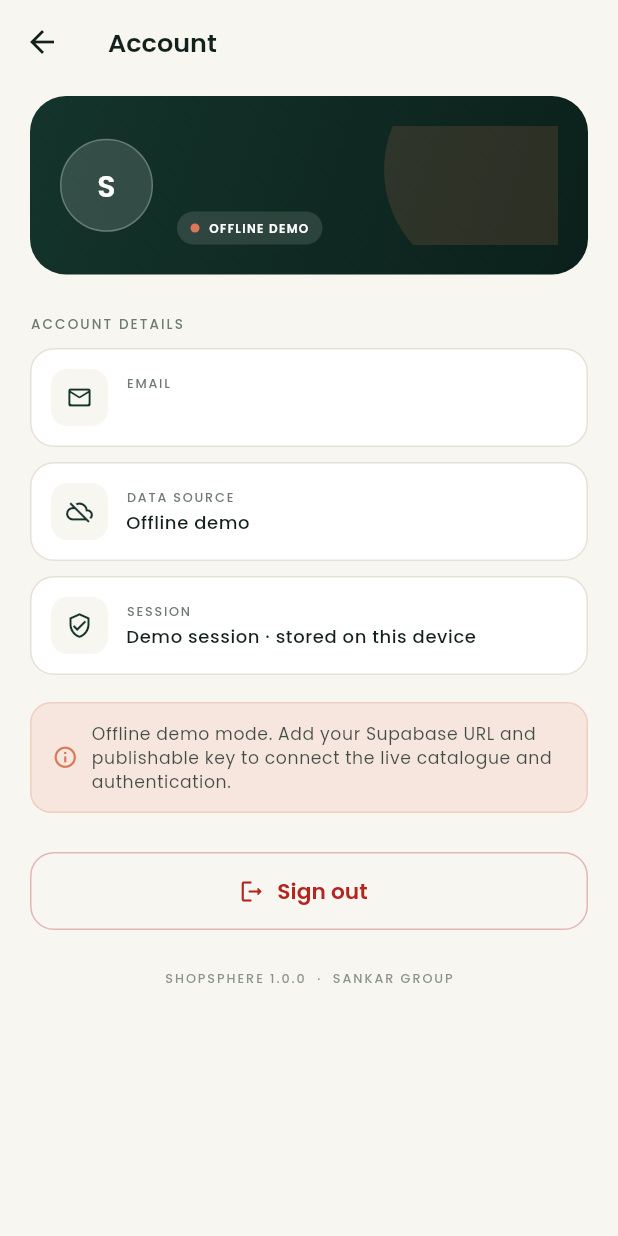
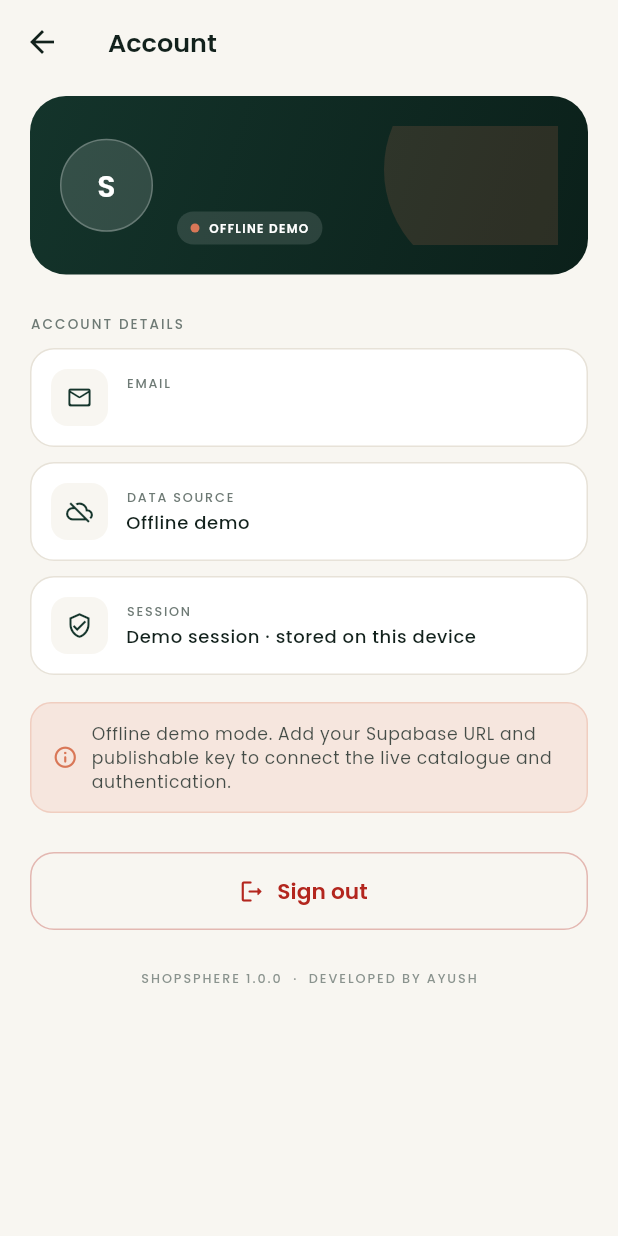
Before and after one commit to ayush007naik/shopsphere, a Flutter app: the AccountScreen screen opened by its route, on a phone screen of 412 x 824 dp. Run offline on Flutter 3.47's test engine with Material 3 defaults, Android fonts, the phone set to English and light mode, and no system bars; our stand-ins replace cached_network_image, shared_preferences, supabase_flutter; accounts and stored records are empty.

Commit message:
chore: attribute app to Ayush instead of Sankar Group

```diff
--- a/lib/screens/account/account_screen.dart
+++ b/lib/screens/account/account_screen.dart
@@ -130,7 +130,7 @@ class AccountScreen extends StatelessWidget {
             const SizedBox(height: 26),
             Center(
               child: Text(
-                'SHOPSPHERE ${AppConfig.appVersion}  ·  SANKAR GROUP',
+                'SHOPSPHERE ${AppConfig.appVersion}  ·  DEVELOPED BY AYUSH',
                 style: Theme.of(context).textTheme.labelSmall?.copyWith(
                   fontSize: 8.5,
                   letterSpacing: 1.3,
--- a/lib/screens/home/home_screen.dart
+++ b/lib/screens/home/home_screen.dart
@@ -351,7 +351,7 @@ class _HomeScreenState extends State<HomeScreen> {
                         ),
                         const SizedBox(height: 8),
                         Text(
-                          'SHOPSPHERE  ·  BY SANKAR GROUP',
+                          'SHOPSPHERE  ·  DEVELOPED BY AYUSH',
                           style: Theme.of(context).textTheme.labelSmall
                               ?.copyWith(
                                 fontSize: 8.5,
--- a/lib/screens/splash/splash_screen.dart
+++ b/lib/screens/splash/splash_screen.dart
@@ -130,7 +130,7 @@ class _SplashScreenState extends State<SplashScreen>
               right: 24,
               bottom: 34,
               child: Text(
-                'SANKAR GROUP  ·  FLUTTER INTERNSHIP',
+                'FLUTTER INTERNSHIP  ·  DEVELOPED BY AYUSH',
                 textAlign: TextAlign.center,
                 style: TextStyle(
                   fontFamily: 'Poppins',
```
